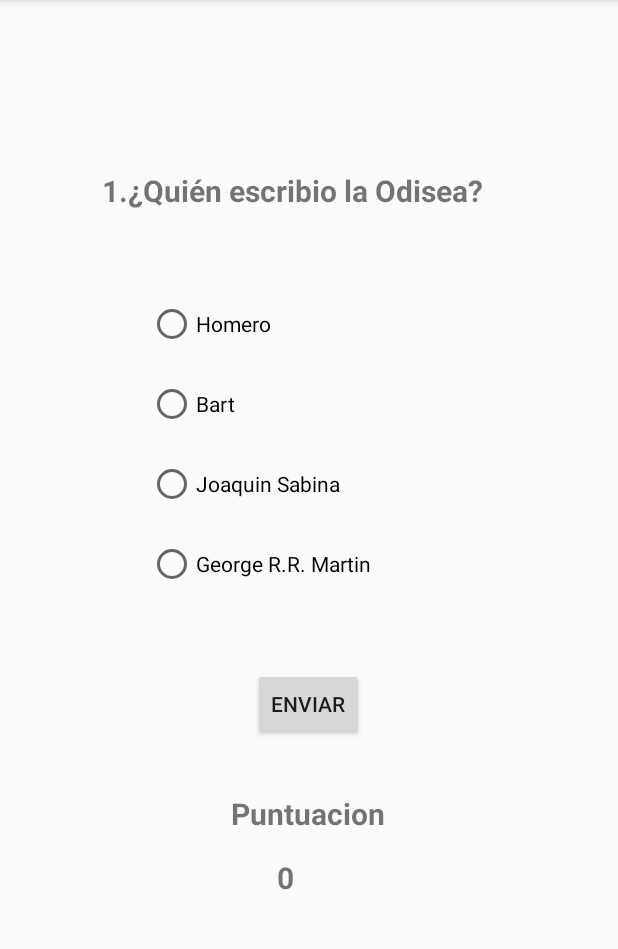
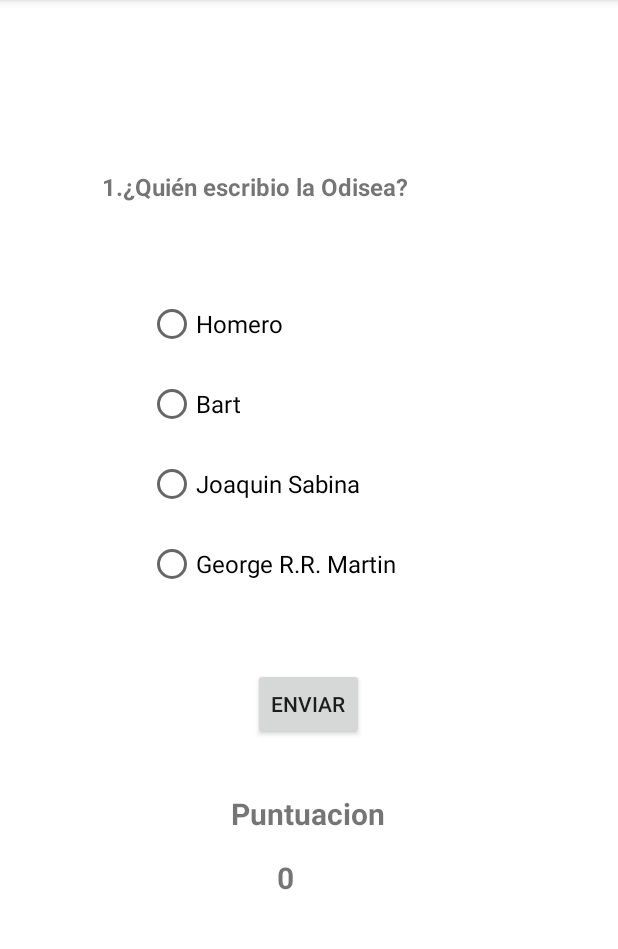
Before and after one commit to IgorT142/DispositivosMoviles, an Android app: the screen it shows after launch (MainActivity), on a phone screen of 412 x 824 dp, the part 84-1033 px from its top. Run offline under Robolectric (Android 15) with nearby library versions, the light colour scheme and no system bars.

Commit message:
App shared preferences
You can choose your background color and text size in settings.

```diff
--- a/Practica1/app/build.gradle
+++ b/Practica1/app/build.gradle
@@ -24,6 +24,7 @@ dependencies {
     implementation 'androidx.appcompat:appcompat:1.0.2'
     implementation 'androidx.constraintlayout:constraintlayout:1.1.3'
     implementation 'com.google.android.material:material:1.0.0'
+    implementation 'androidx.legacy:legacy-support-v4:1.0.0'
     testImplementation 'junit:junit:4.12'
     androidTestImplementation 'androidx.test:runner:1.1.1'
     androidTestImplementation 'androidx.test.espresso:espresso-core:3.1.1'
--- a/Practica1/app/src/main/java/Practicas/Quiz/MainActivity.java
+++ b/Practica1/app/src/main/java/Practicas/Quiz/MainActivity.java
@@ -1,6 +1,9 @@
 package Practicas.Quiz;
 
+import android.content.Context;
 import android.content.Intent;
+import android.content.SharedPreferences;
+import android.graphics.Color;
 import android.os.Bundle;
 
 import com.google.android.material.floatingactionbutton.FloatingActionButton;
@@ -37,24 +40,29 @@ public class MainActivity extends AppCompatActivity implements View.OnClickListe
             "¿Qué libros están escritos por Stephen King?", "¿Cuál es el único mamífero capaz de volar?","¿A qué país corresponde esta imagen?"};
     private String[] preguntas1 = {"Homero", "Bart", "Joaquin Sabina", "George R.R. Martin"};
     private String[] preguntas2 = {"Ulan Bator", "Coruscant", "Endor", "Alcorcón"};
-    private String[] preguntas3 = {"IT", "Cementerio de animales", "El resplandor", "Posesión infernal"};
+    private String[] preguntas3 = {"IT", "Carrie", "El resplandor", "Posesión infernal"};
     private String[] preguntas4 = {"Pingüino", "Paloma", "Gato", "Murciélago"};
     private String[] preguntas5={"Suecia","Irlanda","Japón","Francia"};
     private String[][] respuestas = {preguntas1, preguntas2, preguntas3, preguntas4,preguntas5};
     private int[] correctAnswers;
-    private long spinnerSelectedItem;
+    private Long spinnerSelectedItem;
+    private Spinner spinner;
     private RadioGroup[] tipoPregunta;
-    private boolean[] b;
+    private int textSize;
     @Override
     protected void onCreate(Bundle savedInstanceState) {
         super.onCreate(savedInstanceState);
-
         setContentView(R.layout.activity_main);
         Toolbar toolbar = findViewById(R.id.toolbar);
         setSupportActionBar(toolbar);
 
         Button enviar = findViewById(R.id.enviar);
         enviar.setOnClickListener(this);
+
+        SharedPreferences preferences = getSharedPreferences("preferencias", Context.MODE_PRIVATE);
+        findViewById(R.id.mainLayout).setBackgroundColor(Color.rgb(preferences.getInt("r",255),preferences.getInt("g",255),
+                preferences.getInt("b",255)));
+        textSize=preferences.getInt("textSize",16);
     }
 
     @Override
@@ -76,6 +84,8 @@ public class MainActivity extends AppCompatActivity implements View.OnClickListe
         adapter.setDropDownViewResource(android.R.layout.simple_spinner_dropdown_item);
         spinner.setAdapter(adapter);
         spinner.setOnItemSelectedListener(this);
+
+        this.spinner=spinner;
         clearCheckBoxes();
         initializeQuestions();
     }
@@ -98,6 +108,34 @@ public class MainActivity extends AppCompatActivity implements View.OnClickListe
         if (id == R.id.action_settings) {
             return true;
         }
+        int r=255,g=255,b=255;
+        if (id == R.id.black){
+            r= 87; g=76; b= 75;
+            findViewById(R.id.mainLayout).setBackgroundColor(Color.rgb(r,g,b));
+        }
+        if (id == R.id.white){
+            r=255;g=255;b=255;
+            findViewById(R.id.mainLayout).setBackgroundColor(Color.rgb(r,g,b));
+        }
+        if (id == R.id.purple){
+            r=154;g=67;b=161;
+            findViewById(R.id.mainLayout).setBackgroundColor(Color.rgb(r,g,b));
+        }
+        if( id== R.id.textNormal){
+            textSize=16;
+            initializeQuestions();
+        }
+        if(id== R.id.textBig){
+            textSize=22;
+            initializeQuestions();
+        }
+        SharedPreferences preferences = getSharedPreferences("preferencias",Context.MODE_PRIVATE);
+        SharedPreferences.Editor editor = preferences.edit();
+        editor.putInt("r",r);
+        editor.putInt("g",g);
+        editor.putInt("b",b);
+        editor.putInt("textSize",textSize);
+        editor.commit();
 
         return super.onOptionsItemSelected(item);
     }
@@ -111,23 +149,27 @@ public class MainActivity extends AppCompatActivity implements View.OnClickListe
             RadioGroup opciones = tipoPregunta[numPregunta];
             opciones.clearCheck();
             ((TextView) general.getChildAt(0)).setText(numPregunta + 1 + "." + questions.get(numPregunta).getText());
+            ((TextView) general.getChildAt(0)).setTextSize(textSize);
             switch (numPregunta) {
-                case 0:
-                    for (int i = 0; i < 4; i++) {
-                        ((RadioButton) opciones.getChildAt(i)).setText(questions.get(numPregunta).getAnswers()[i]);
-                    }
-                    break;
                 case 2:
                     for (int i = 0; i < 4; i++) {
                         ((CheckBox) tipoPregunta[2].getChildAt(i)).setText(questions.get(numPregunta).getAnswers()[i]);
+                        ((CheckBox) tipoPregunta[2].getChildAt(i)).setTextSize(textSize);
+
                     }
                     break;
+                case 0:
                 case 3:
                 case 4:
                     for (int i = 0; i < 4; i++) {
                         ((RadioButton) opciones.getChildAt(i)).setText(questions.get(numPregunta).getAnswers()[i]);
+                        ((RadioButton) opciones.getChildAt(i)).setTextSize(textSize);
                     }
                     break;
+                case 1:
+                    for(int i=0;i<spinner.getChildCount();i++){
+                        ((TextView)spinner.getChildAt(i)).setTextSize(textSize);
+                    }
             }
             TextView p = findViewById(R.id.puntos);
             p.setText(Integer.toString(puntos));
--- a/Practica1/app/src/main/java/Practicas/Quiz/PointsActivity.java
+++ b/Practica1/app/src/main/java/Practicas/Quiz/PointsActivity.java
@@ -2,7 +2,10 @@ package Practicas.Quiz;
 
 import androidx.appcompat.app.AppCompatActivity;
 
+import android.content.Context;
 import android.content.Intent;
+import android.content.SharedPreferences;
+import android.graphics.Color;
 import android.os.Bundle;
 import android.view.View;
 import android.widget.Button;
@@ -18,6 +21,9 @@ public class PointsActivity extends AppCompatActivity implements View.OnClickLis
         puntosTotales.setText(getIntent().getStringExtra(MainActivity.EXTRA_MESSAGE));
         Button button = findViewById(R.id.restart);
         button.setOnClickListener(this);
+        SharedPreferences preferences = getSharedPreferences("preferencias", Context.MODE_PRIVATE);
+        findViewById(R.id.points).setBackgroundColor(Color.rgb(preferences.getInt("r",255),preferences.getInt("g",255),
+                preferences.getInt("b",255)));
     }
 
     @Override
--- a/Practica1/app/src/main/res/layout/activity_points.xml
+++ b/Practica1/app/src/main/res/layout/activity_points.xml
@@ -1,5 +1,6 @@
 <?xml version="1.0" encoding="utf-8"?>
 <androidx.constraintlayout.widget.ConstraintLayout xmlns:android="http://schemas.android.com/apk/res/android"
+    android:id="@+id/points"
     xmlns:app="http://schemas.android.com/apk/res-auto"
     xmlns:tools="http://schemas.android.com/tools"
     android:layout_width="match_parent"
--- a/Practica1/app/src/main/res/layout/content_main.xml
+++ b/Practica1/app/src/main/res/layout/content_main.xml
@@ -1,5 +1,6 @@
 <?xml version="1.0" encoding="utf-8"?>
 <androidx.constraintlayout.widget.ConstraintLayout xmlns:android="http://schemas.android.com/apk/res/android"
+    android:id="@+id/mainLayout"
     xmlns:app="http://schemas.android.com/apk/res-auto"
     xmlns:tools="http://schemas.android.com/tools"
     android:layout_width="match_parent"
@@ -25,7 +26,6 @@
             android:layout_height="63dp"
             android:layout_marginTop="4dp"
             android:text="@string/pregunta"
-            android:textSize="20dp"
             android:textStyle="bold"
             app:layout_constraintEnd_toStartOf="parent"
             app:layout_constraintHorizontal_bias="0.0"
@@ -115,7 +115,7 @@
             <Spinner
                 android:id="@+id/spinner1"
                 android:layout_width="match_parent"
-                android:layout_height="match_parent" />
+                android:layout_height="match_parent"/>
 
         </RadioGroup>
 
--- a/Practica1/app/src/main/res/menu/menu_main.xml
+++ b/Practica1/app/src/main/res/menu/menu_main.xml
@@ -9,14 +9,30 @@
         app:showAsAction="never" >
     <menu>
         <item
-            android:id="@+id/one"
-            android:title="One" />
+            android:id="@+id/black"
+            android:title="Gris" />
         <item
-            android:id="@+id/two"
-            android:title="Two"/>
+            android:id="@+id/white"
+            android:title="Blanco"/>
         <item
-            android:id="@+id/three"
-            android:title="Three"/>
+            android:id="@+id/purple"
+            android:title="Morado"/>
+
     </menu>
     </item>
+    <item
+        android:id="@+id/textSize"
+        android:orderInCategory="100"
+        android:title="Tamaño de texto"
+        app:showAsAction="never">
+        <menu>
+            <item
+                android:id="@+id/textNormal"
+                android:title="Normal" />
+            <item
+                android:id="@+id/textBig"
+                android:title="Grande"/>
+
+        </menu>
+    </item>
 </menu>
--- a/Practica1/app/src/main/res/values/colors.xml
+++ b/Practica1/app/src/main/res/values/colors.xml
@@ -3,4 +3,7 @@
     <color name="colorPrimary">#008577</color>
     <color name="colorPrimaryDark">#00574B</color>
     <color name="colorAccent">#D81B60</color>
+    <color name="darkMode">#CEE0D3</color>
+
+    <color name="black_overlay">#66000000</color>
 </resources>
--- a/Practica1/app/src/main/res/values/ids.xml
+++ b/Practica1/app/src/main/res/values/ids.xml
@@ -7,4 +7,10 @@
     <item name="check3" type="id" />
     <item name="check2" type="id" />
     <item name="check1" type="id" />
+    <item name="black" type="id"/>
+    <item name="white" type="id"/>
+    <item name="purple" type="id"/>
+
+    <item name="textoNormal" type="id"/>
+    <item name="textoBig" type="id"/>
 </resources>
--- a/Practica1/app/src/main/res/values/strings.xml
+++ b/Practica1/app/src/main/res/values/strings.xml
@@ -1,6 +1,6 @@
 <resources>
     <string name="app_name">Quiz</string>
-    <string name="action_settings">Settings</string>
+    <string name="action_settings">Color de fondo</string>
     <string name="opcion1" />
     <string name="opcion2" />
     <string name="opcion3" />
@@ -17,4 +17,7 @@
         <item>Alcorcón</item>
         <item>Endor</item>
     </string-array>
+    <string name="nuevoJugador">Nuevo jugador</string>
+    <string name="ranking">Ranking</string>
+    <string name="escoger">Escoja su perfil :</string>
 </resources>
```
Also changed, not shown: Practica1/app/src/main/AndroidManifest.xml (+11 -1 lines), Practica1/app/src/main/res/values/attrs.xml (added, +12 -0 lines), Practica1/app/src/main/res/values/styles.xml (+16 -0 lines).
